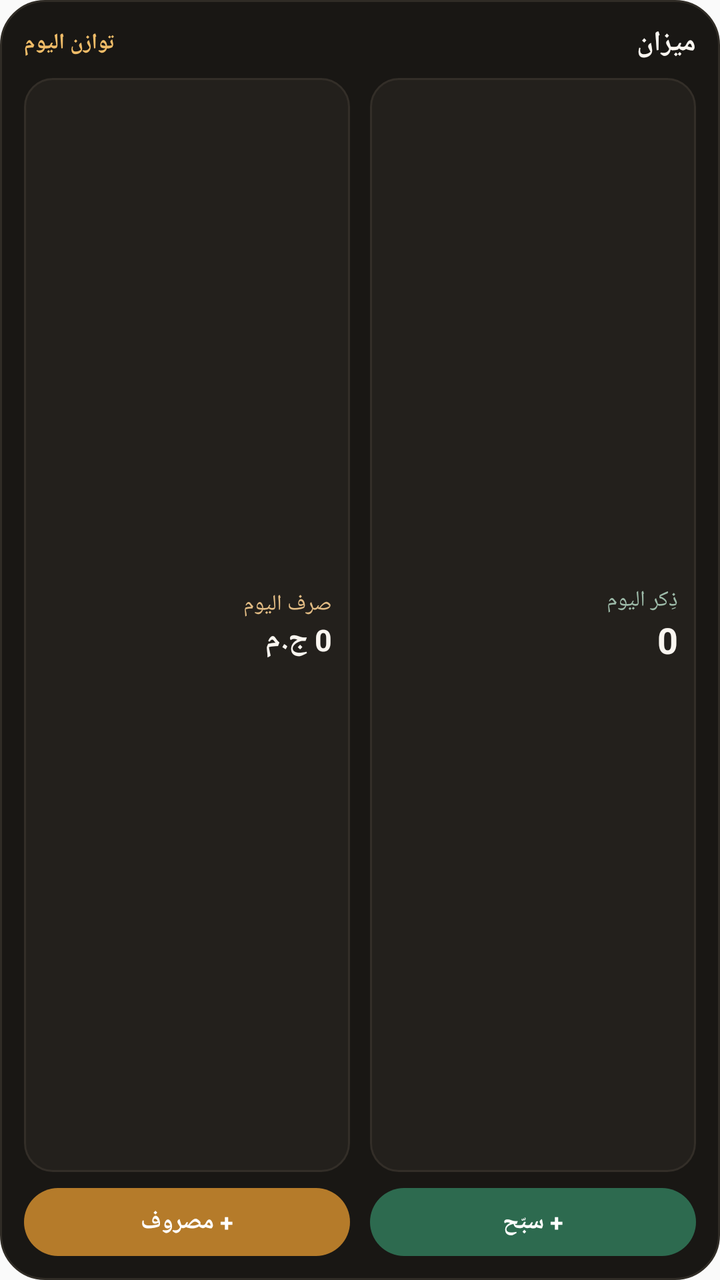
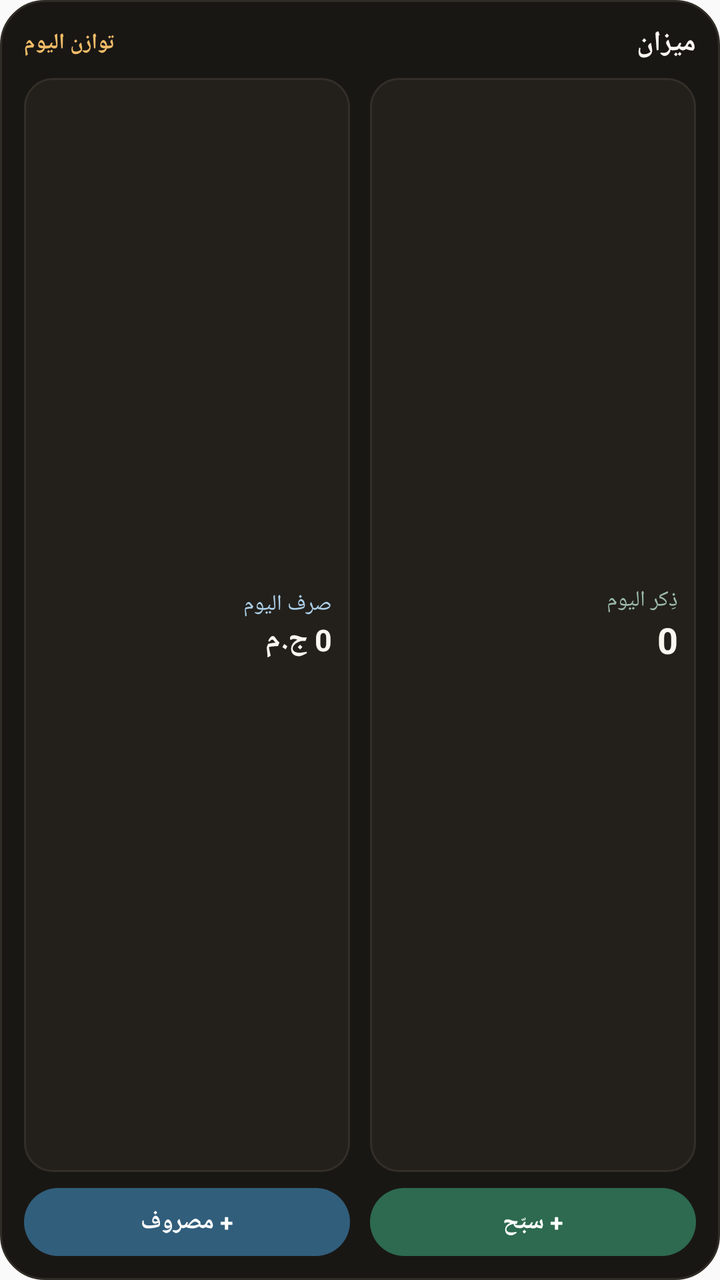

The first picture is an Android layout as it rendered before a commit; the second is the same layout after the commit. The layout source and the unified diff follow.
<!-- AndroidManifest.xml: application theme AppTheme -->
<!-- res/layout/widget_mizan.xml -->
<?xml version="1.0" encoding="utf-8"?>
<LinearLayout xmlns:android="http://schemas.android.com/apk/res/android"
    android:layout_width="match_parent"
    android:layout_height="match_parent"
    android:orientation="vertical"
    android:layoutDirection="rtl"
    android:padding="12dp"
    android:background="@drawable/bg_widget_card">

    
    <LinearLayout
        android:id="@+id/widget_header"
        android:layout_width="match_parent"
        android:layout_height="wrap_content"
        android:orientation="horizontal"
        android:gravity="center_vertical"
        android:paddingBottom="8dp">

        <TextView
            android:layout_width="0dp"
            android:layout_height="wrap_content"
            android:layout_weight="1"
            android:text="@string/app_name"
            android:textColor="#FAF6F0"
            android:textSize="14sp"
            android:textStyle="bold" />

        <TextView
            android:id="@+id/widget_streak"
            android:layout_width="wrap_content"
            android:layout_height="wrap_content"
            android:text="توازن اليوم"
            android:textColor="#F0BC68"
            android:textSize="11sp"
            android:textStyle="bold" />
    </LinearLayout>

    
    <LinearLayout
        android:layout_width="match_parent"
        android:layout_height="0dp"
        android:layout_weight="1"
        android:orientation="horizontal"
        android:baselineAligned="false">

        <LinearLayout
            android:id="@+id/widget_zekr_box"
            android:layout_width="0dp"
            android:layout_height="match_parent"
            android:layout_weight="1"
            android:layout_marginEnd="5dp"
            android:padding="9dp"
            android:orientation="vertical"
            android:gravity="center_vertical"
            android:background="@drawable/bg_widget_inner">

            <TextView
                android:layout_width="wrap_content"
                android:layout_height="wrap_content"
                android:text="ذِكر اليوم"
                android:textColor="#9DBBA9"
                android:textSize="11sp" />

            <TextView
                android:id="@+id/widget_zekr_count"
                android:layout_width="wrap_content"
                android:layout_height="wrap_content"
                android:text="0"
                android:textColor="#FAF6F0"
                android:textSize="18sp"
                android:textStyle="bold"
                android:maxLines="1"
                android:ellipsize="end" />
        </LinearLayout>

        <LinearLayout
            android:id="@+id/widget_expense_box"
            android:layout_width="0dp"
            android:layout_height="match_parent"
            android:layout_weight="1"
            android:layout_marginStart="5dp"
            android:padding="9dp"
            android:orientation="vertical"
            android:gravity="center_vertical"
            android:background="@drawable/bg_widget_inner">

            <TextView
                android:layout_width="wrap_content"
                android:layout_height="wrap_content"
                android:text="صرف اليوم"
                android:textColor="#E2BC84"
                android:textSize="11sp" />

            <TextView
                android:id="@+id/widget_expense_value"
                android:layout_width="wrap_content"
                android:layout_height="wrap_content"
                android:text="0 ج.م"
                android:textColor="#FAF6F0"
                android:textSize="15sp"
                android:textStyle="bold"
                android:maxLines="1"
                android:ellipsize="end" />
        </LinearLayout>
    </LinearLayout>

    
    <LinearLayout
        android:layout_width="match_parent"
        android:layout_height="wrap_content"
        android:orientation="horizontal"
        android:paddingTop="8dp">

        <TextView
            android:id="@+id/widget_btn_tasbih"
            android:layout_width="0dp"
            android:layout_height="34dp"
            android:layout_weight="1"
            android:layout_marginEnd="5dp"
            android:gravity="center"
            android:background="@drawable/bg_widget_btn_zekr"
            android:text="+ سبّح"
            android:textColor="#FFFFFF"
            android:textSize="12sp"
            android:textStyle="bold" />

        <TextView
            android:id="@+id/widget_btn_expense"
            android:layout_width="0dp"
            android:layout_height="34dp"
            android:layout_weight="1"
            android:layout_marginStart="5dp"
            android:gravity="center"
            android:background="@drawable/bg_widget_btn_budget"
            android:text="+ مصروف"
            android:textColor="#FFFFFF"
            android:textSize="12sp"
            android:textStyle="bold" />
    </LinearLayout>

</LinearLayout>
<!-- resources referenced by this layout -->
<resources>
  <!-- drawable bg_widget_btn_budget (drawable) -->
  <?xml version="1.0" encoding="utf-8"?>
  <shape xmlns:android="http://schemas.android.com/apk/res/android"
      android:shape="rectangle">
      <solid android:color="#B57B2A" />
      <corners android:radius="999dp" />
  </shape>
  <!-- drawable bg_widget_btn_zekr (drawable) -->
  <?xml version="1.0" encoding="utf-8"?>
  <shape xmlns:android="http://schemas.android.com/apk/res/android"
      android:shape="rectangle">
      <solid android:color="#2D6A4F" />
      <corners android:radius="999dp" />
  </shape>
  <!-- drawable bg_widget_card (drawable) -->
  <?xml version="1.0" encoding="utf-8"?>
  <shape xmlns:android="http://schemas.android.com/apk/res/android"
      android:shape="rectangle">
      <solid android:color="#191714" />
      <stroke
          android:width="1dp"
          android:color="#302C26" />
      <corners android:radius="22dp" />
  </shape>
  <!-- drawable bg_widget_inner (drawable) -->
  <?xml version="1.0" encoding="utf-8"?>
  <shape xmlns:android="http://schemas.android.com/apk/res/android"
      android:shape="rectangle">
      <solid android:color="#23201C" />
      <stroke
          android:width="1dp"
          android:color="#332E28" />
      <corners android:radius="14dp" />
  </shape>
  <string name="app_name">ميزان</string>
  <style name="AppTheme" parent="Theme.AppCompat.Light.DarkActionBar">
          
          <item name="colorPrimary">@color/colorPrimary</item>
          <item name="colorPrimaryDark">@color/colorPrimaryDark</item>
          <item name="colorAccent">@color/colorAccent</item>
      </style>
  <color name="colorPrimary">#2D6A4F</color>
  <color name="colorPrimaryDark">#245A42</color>
  <color name="colorAccent">#C68B3C</color>
</resources>

<!-- the commit's change to res/layout/widget_mizan.xml (unified diff, before → after) -->
@@ -88,7 +88,7 @@
                 android:layout_width="wrap_content"
                 android:layout_height="wrap_content"
                 android:text="صرف اليوم"
-                android:textColor="#E2BC84"
+                android:textColor="#ADD0E8"
                 android:textSize="11sp" />
 
             <TextView
<!-- resource entries referenced after the edit -->
@@ -4,7 +4,7 @@
   <?xml version="1.0" encoding="utf-8"?>
   <shape xmlns:android="http://schemas.android.com/apk/res/android"
       android:shape="rectangle">
-      <solid android:color="#B57B2A" />
+      <solid android:color="#315E7B" />
       <corners android:radius="999dp" />
   </shape>
   <!-- drawable bg_widget_btn_zekr (drawable) -->
